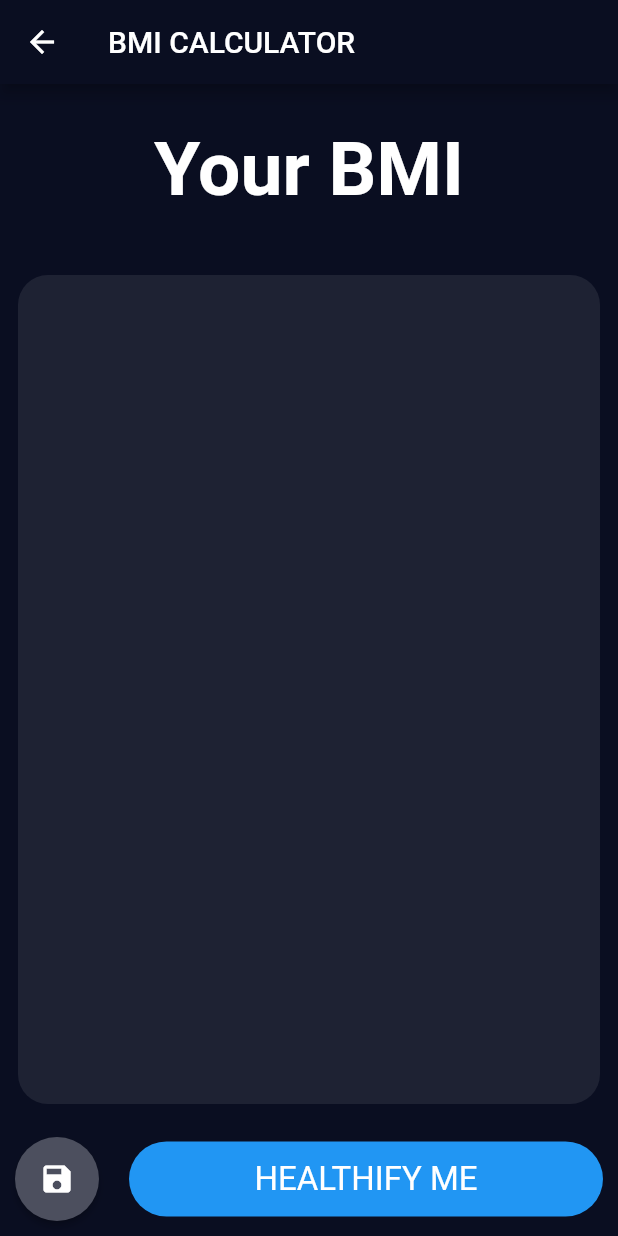
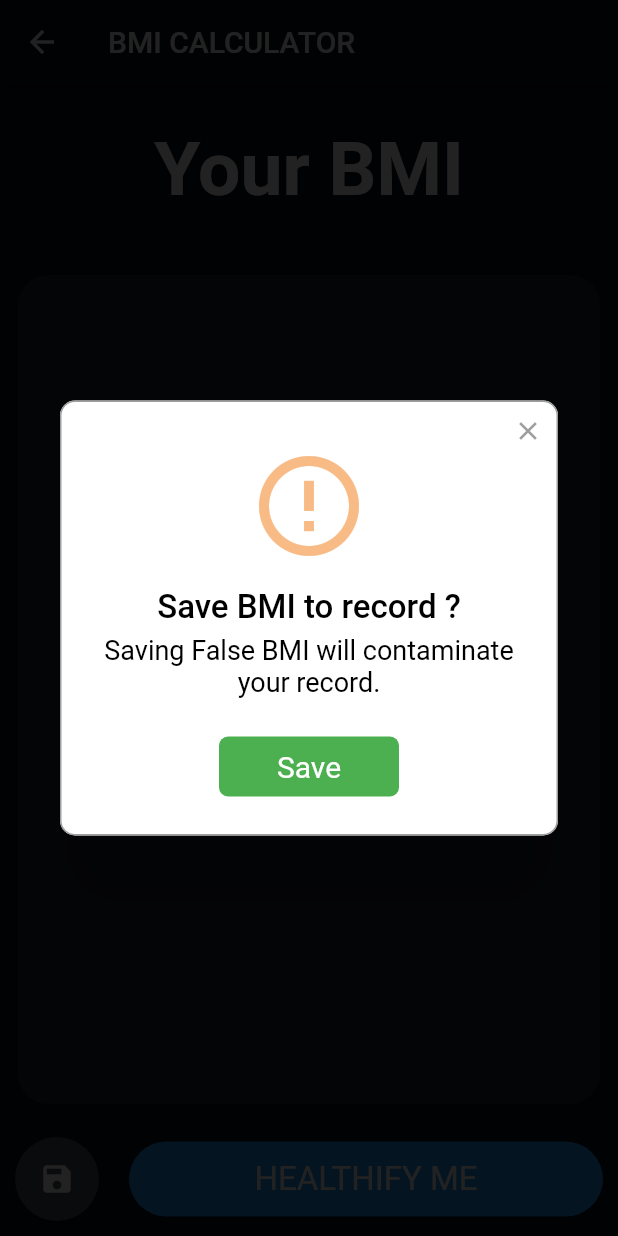
Before and after one commit to vsinha312/healthify, a Flutter app: the ResultsPage screen opened directly with empty values, after a tap on the "save" icon, on a phone screen of 412 x 824 dp. Run offline on Flutter 3.47's test engine with Material 2 defaults, Android fonts, the phone set to English and light mode, and no system bars; drawn by our look-alikes of rflutter_alert; our stand-ins replace firebase_auth, font_awesome_flutter, google_sign_in; accounts and stored records are empty.

```diff
--- a/lib/main.dart
+++ b/lib/main.dart
@@ -7,6 +7,7 @@ import 'package:healthify/screens/login_screen.dart';
 import 'package:healthify/screens/input_page.dart';
 import 'package:healthify/screens/pre_final.dart';
 import 'package:healthify/screens/results_page.dart';
+import 'package:healthify/screens/progress.dart';
 
 import 'screens/login_screen.dart';
 
@@ -29,6 +30,7 @@ class Healthify extends StatelessWidget {
       routes: {
         LoginScreen.id: (context) => LoginScreen(),
         HomeScreen.id: (context) => HomeScreen(nothing),
+        Progress.id: (context) => Progress(),
         InputPage.id: (context) => InputPage(),
 //        ResultsPage.id: (context)=> ResultsPage();
       },
--- a/lib/screens/home_screen.dart
+++ b/lib/screens/home_screen.dart
@@ -3,6 +3,7 @@ import 'package:flutter/material.dart';
 import 'package:firebase_auth/firebase_auth.dart';
 import 'package:healthify/constants.dart';
 import 'package:healthify/screens/input_page.dart';
+import 'package:healthify/screens/progress.dart';
 import 'login_screen.dart';
 import 'package:healthify/components/roundBar.dart';
 
@@ -118,6 +119,7 @@ class _HomeScreenState extends State<HomeScreen> {
                         colour: kSelectedGenderColor,
                         onPressed: () {
                           //TODO:Add the screen to navigate to see the previous results here
+                          Navigator.pushNamed(context, Progress.id);
                         },
                       )
                     ],
--- a/lib/screens/input_page.dart
+++ b/lib/screens/input_page.dart
@@ -14,6 +14,7 @@ enum Gender {
 }
 double bmr;
 double weightChange;
+double bmi;
 
 class InputPage extends StatefulWidget {
   static const String id = 'Input_Screen';
@@ -233,6 +234,7 @@ class _InputPageState extends State<InputPage> {
                 weightChange = 0;
 
               bmr = bmrCalc.calculate();
+              bmi = calc.calculateBMI();
               Navigator.push(context, MaterialPageRoute(builder: (context) {
                 return ResultsPage(
                   bmiResult: calc.calculateBMI().toStringAsFixed(1),
--- a/lib/screens/results_page.dart
+++ b/lib/screens/results_page.dart
@@ -61,9 +61,12 @@ class ResultsPage extends StatelessWidget {
                     bmiResult,
                     style: kBMITextStyle,
                   ),
-                  Text(
-                    advice,
-                    style: kBodyTextStyle,
+                  Container(
+                    margin: EdgeInsets.all(10),
+                    child: Text(
+                      advice,
+                      style: kBodyTextStyle,
+                    ),
                   ),
                 ],
               ),
@@ -75,7 +78,28 @@ class ResultsPage extends StatelessWidget {
               Padding(
                 padding: const EdgeInsets.all(10.0),
                 child: RoundIconButton(
-                  action: () {},
+                  action: () {
+                    Alert(
+                      context: context,
+                      style: AlertStyle(backgroundColor: Colors.white),
+                      type: AlertType.warning,
+                      title: 'Save BMI to record ? ',
+                      desc: "Saving False BMI will contaminate your record.",
+                      buttons: [
+                        DialogButton(
+                          color: Colors.green,
+                          child: Text(
+                            "Save",
+                            style: TextStyle(color: Colors.white, fontSize: 20),
+                          ),
+                          onPressed: () {
+                            //TODO : push data (double bmi (it is globally defined and imported here.) and date) to cloud firestore
+                          },
+                          width: 120,
+                        )
+                      ],
+                    ).show();
+                  },
                   icon: Icons.save,
                 ),
               ),
```
Also changed, not shown: lib/screens/pre_final.dart (+7 -4 lines), lib/screens/progress.dart (added, +18 -0 lines).
